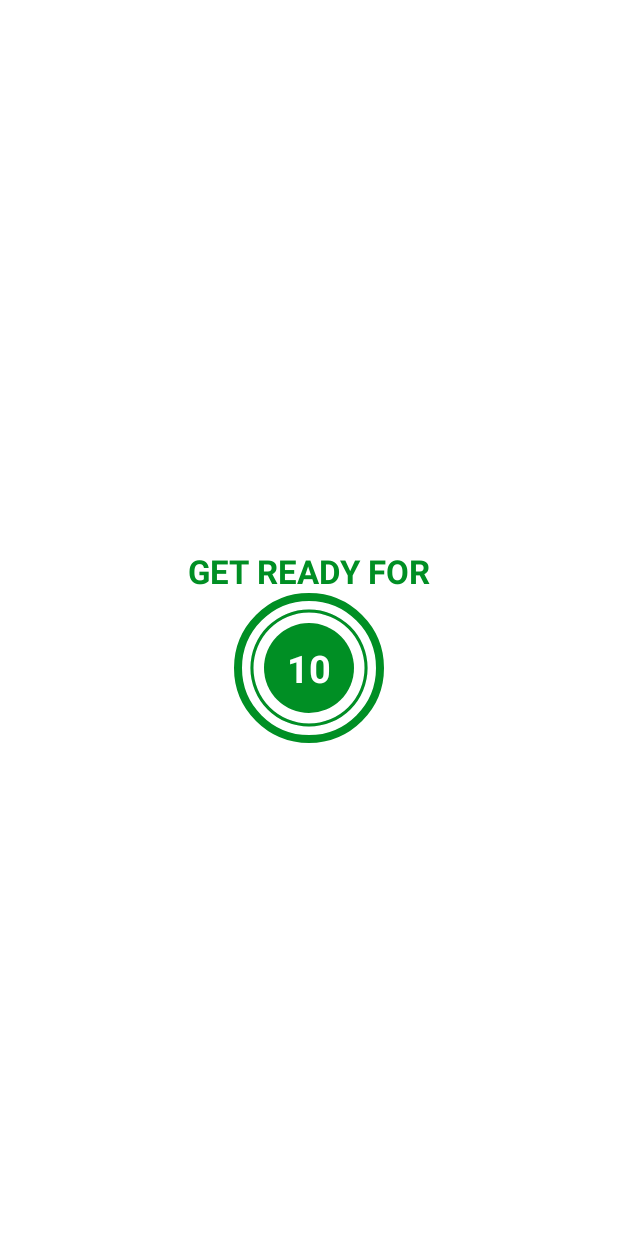
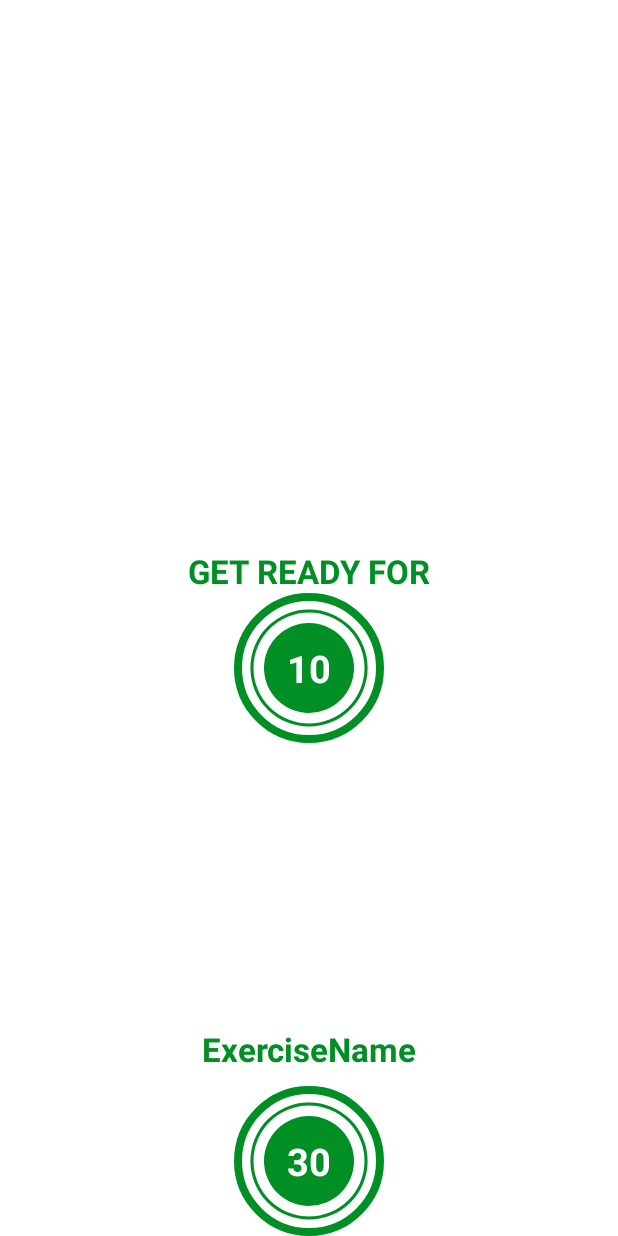
Before and after one commit to omprasad1997/7MinutesWorkout, an Android app: the layout activity_excercise.xml on its own in the app's theme, with its tools: preview values and no code run, on a phone screen of 412 x 824 dp. Run offline under Robolectric (Android 15) with nearby library versions, the phone set to English and light mode, and no system bars.

Commit message:
Added to do exercise

```diff
--- a/app/src/main/res/layout/activity_excercise.xml
+++ b/app/src/main/res/layout/activity_excercise.xml
@@ -25,12 +25,12 @@
         android:textColor="@color/colorAccent"
         android:textSize="22sp"
         android:textStyle="bold"
-        app:layout_constraintBottom_toTopOf="@id/flProgressBar"
+        app:layout_constraintBottom_toTopOf="@id/flRestView"
         app:layout_constraintEnd_toEndOf="parent"
         app:layout_constraintStart_toStartOf="parent" />
 
     <FrameLayout
-        android:id="@+id/flProgressBar"
+        android:id="@+id/flRestView"
         android:layout_width="100dp"
         android:layout_height="100dp"
         android:layout_marginTop="10dp"
@@ -74,18 +74,43 @@
 
     </FrameLayout>
 
+    <ImageView
+        android:id="@+id/ivImage"
+        android:layout_width="match_parent"
+        android:layout_height="0dp"
+        android:contentDescription="@string/image"
+        android:scaleType="fitXY"
+        android:src="@drawable/ic_jumping_jacks"
+        android:visibility="invisible"
+        app:layout_constraintBottom_toTopOf="@id/tvExerciseName"
+        app:layout_constraintTop_toBottomOf="@id/toolbarExercise" />
+
+    <!-- Todo 2: We also add a textView for ExerciseName and position it below the imageview-->
+    <TextView
+        android:id="@+id/tvExerciseName"
+        android:layout_width="wrap_content"
+        android:layout_height="wrap_content"
+        android:text="ExerciseName"
+        android:textColor="@color/colorAccent"
+        android:textSize="22sp"
+        android:textStyle="bold"
+        android:visibility="gone"
+        app:layout_constraintEnd_toEndOf="parent"
+        app:layout_constraintStart_toStartOf="parent"
+        app:layout_constraintTop_toBottomOf="@id/ivImage"
+        tools:visibility="visible" />
 
     <FrameLayout
         android:id="@+id/flExerciseView"
         android:layout_width="100dp"
         android:layout_height="100dp"
         android:layout_marginTop="10dp"
-        android:visibility="gone"
+        android:visibility="visible"
         android:background="@drawable/item_circular_color_accent_border"
         app:layout_constraintBottom_toBottomOf="parent"
         app:layout_constraintEnd_toEndOf="parent"
         app:layout_constraintStart_toStartOf="parent"
-        app:layout_constraintTop_toBottomOf="@id/toolbarExercise">
+        app:layout_constraintTop_toBottomOf="@id/tvExerciseName">
 
 
         <ProgressBar
```
Also changed, not shown: app/src/main/java/com/example/a7minutesworkout/Constants.kt (added, +79 -0 lines), app/src/main/java/com/example/a7minutesworkout/ExerciseActivity.kt (+37 -14 lines), app/src/main/java/com/example/a7minutesworkout/ExerciseModel.kt (added, +9 -0 lines), app/src/main/res/drawable/ic_abdominal_crunch.png (added), app/src/main/res/drawable/ic_high_knees_running_in_place.png (added), app/src/main/res/drawable/ic_jumping_jacks.png (added), app/src/main/res/drawable/ic_lunge.png (added), app/src/main/res/drawable/ic_plank.png (added), app/src/main/res/drawable/ic_push_up.png (added), app/src/main/res/drawable/ic_push_up_and_rotation.png (added), app/src/main/res/drawable/ic_side_plank.png (added), app/src/main/res/drawable/ic_squat.png (added), app/src/main/res/drawable/ic_step_up_onto_chair.png (added), app/src/main/res/drawable/ic_triceps_dip_on_chair.png (added), 1 more files.
